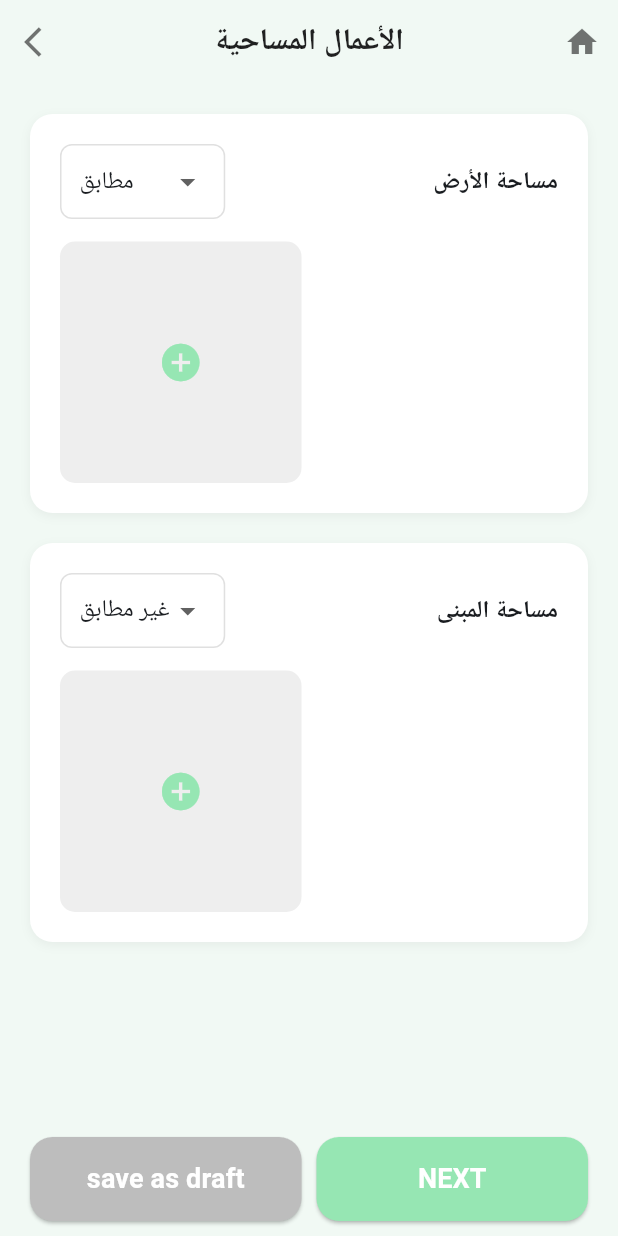
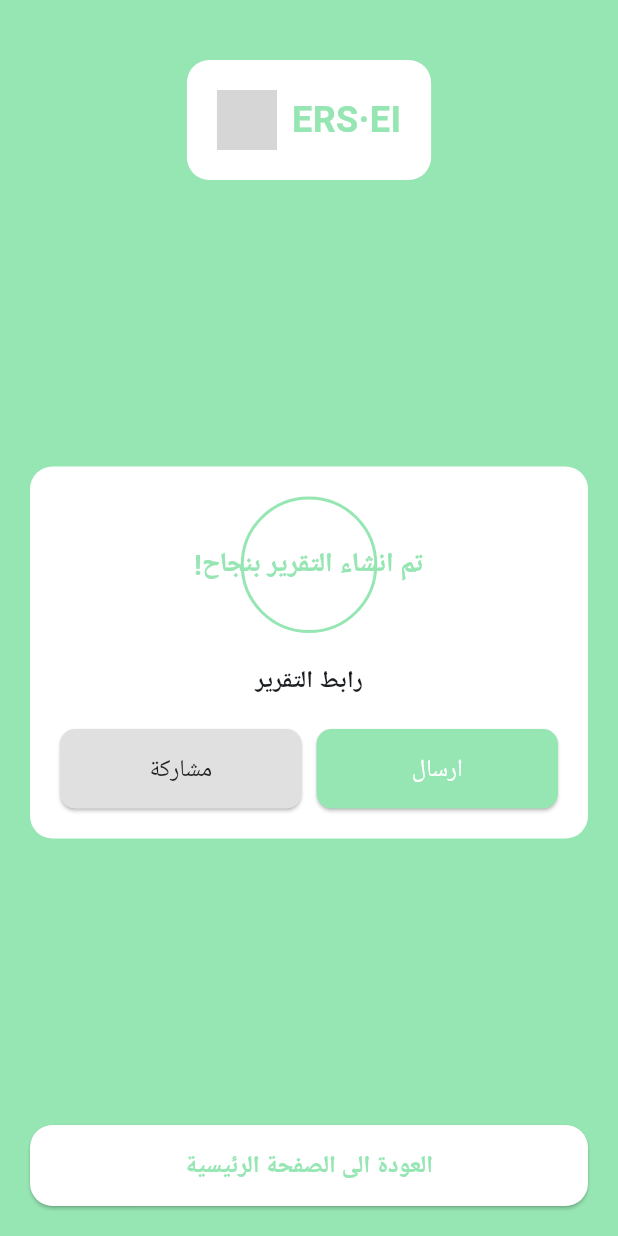
Before and after one commit to b0yx/ersi_dashboard, a Flutter app: the screen it shows after launch, on a phone screen of 412 x 824 dp. Run offline on Flutter 3.47's test engine with Material 3 defaults, Android fonts, the phone set to English and light mode, and no system bars; our stand-ins replace get, image_picker; grey boxes are pictures that could not be loaded.

Commit message:
ui final

```diff
--- /dev/null
+++ b/lib/app/modules/home/bindings/report_success_binding.dart
@@ -0,0 +1,11 @@
+import 'package:get/get.dart';
+import '../controllers/report_success_controller.dart';
+
+class ReportSuccessBinding extends Bindings {
+  @override
+  void dependencies() {
+    Get.lazyPut<ReportSuccessController>(
+      () => ReportSuccessController(),
+    );
+  }
+}
--- /dev/null
+++ b/lib/app/modules/home/controllers/report_success_controller.dart
@@ -0,0 +1,17 @@
+import 'package:get/get.dart';
+
+class ReportSuccessController extends GetxController {
+  final reportLink = ''.obs;
+
+  void shareReport() {
+    // TODO: Implement share functionality
+  }
+
+  void sendReport() {
+    // TODO: Implement send functionality
+  }
+
+  void goToHome() {
+    Get.offAllNamed('/home');
+  }
+}
--- /dev/null
+++ b/lib/app/modules/home/views/report_success_view.dart
@@ -0,0 +1,169 @@
+import 'package:flutter/material.dart';
+import 'package:get/get.dart';
+
+class ReportSuccessView extends StatelessWidget {
+  const ReportSuccessView({Key? key}) : super(key: key);
+
+  @override
+  Widget build(BuildContext context) {
+    return Scaffold(
+      backgroundColor: const Color(0xFF96E6B3),
+      body: SafeArea(
+        child: Container(
+          padding: const EdgeInsets.symmetric(horizontal: 20),
+          width: double.infinity,
+          child: Column(
+            crossAxisAlignment: CrossAxisAlignment.center,
+            children: [
+              const SizedBox(height: 40),
+              // Logo
+              Container(
+                padding: const EdgeInsets.all(20),
+                decoration: BoxDecoration(
+                  color: Colors.white,
+                  borderRadius: BorderRadius.circular(15),
+                ),
+                child: Row(
+                  mainAxisAlignment: MainAxisAlignment.center,
+                  mainAxisSize: MainAxisSize.min,
+                  children: [
+                    Image.asset(
+                      'assets/images/ers.eilogo.png',
+                      height: 40,
+                      errorBuilder: (context, error, stackTrace) {
+                        return Container(
+                          height: 40,
+                          width: 40,
+                          color: Colors.grey[300],
+                          child: const Icon(Icons.image),
+                        );
+                      },
+                    ),
+                    const SizedBox(width: 10),
+                    const Text(
+                      'ERS·EI',
+                      style: TextStyle(
+                        fontSize: 24,
+                        fontWeight: FontWeight.bold,
+                        color: Color(0xFF96E6B3),
+                      ),
+                    ),
+                  ],
+                ),
+              ),
+              const Spacer(),
+              // Success Card
+              Container(
+                width: double.infinity,
+                padding: const EdgeInsets.all(20),
+                decoration: BoxDecoration(
+                  color: Colors.white,
+                  borderRadius: BorderRadius.circular(15),
+                ),
+                child: Column(
+                  children: [
+                    Container(
+                      padding: const EdgeInsets.all(30),
+                      decoration: BoxDecoration(
+                        shape: BoxShape.circle,
+                        border: Border.all(
+                          color: const Color(0xFF96E6B3),
+                          width: 2,
+                        ),
+                      ),
+                      child: const Text(
+                        '!تم انشاء التقرير بنجاح',
+                        textAlign: TextAlign.center,
+                        style: TextStyle(
+                          fontSize: 18,
+                          fontWeight: FontWeight.bold,
+                          color: Color(0xFF96E6B3),
+                        ),
+                      ),
+                    ),
+                    const SizedBox(height: 20),
+                    const Text(
+                      'رابط التقرير',
+                      style: TextStyle(
+                        fontSize: 16,
+                        fontWeight: FontWeight.bold,
+                      ),
+                    ),
+                    const SizedBox(height: 20),
+                    Row(
+                      children: [
+                        Expanded(
+                          child: ElevatedButton(
+                            onPressed: () {},
+                            style: ElevatedButton.styleFrom(
+                              backgroundColor: Colors.grey[300],
+                              padding: const EdgeInsets.symmetric(vertical: 15),
+                              shape: RoundedRectangleBorder(
+                                borderRadius: BorderRadius.circular(10),
+                              ),
+                            ),
+                            child: const Text(
+                              'مشاركة',
+                              style: TextStyle(
+                                color: Colors.black87,
+                                fontSize: 16,
+                              ),
+                            ),
+                          ),
+                        ),
+                        const SizedBox(width: 10),
+                        Expanded(
+                          child: ElevatedButton(
+                            onPressed: () {},
+                            style: ElevatedButton.styleFrom(
+                              backgroundColor: const Color(0xFF96E6B3),
+                              padding: const EdgeInsets.symmetric(vertical: 15),
+                              shape: RoundedRectangleBorder(
+                                borderRadius: BorderRadius.circular(10),
+                              ),
+                            ),
+                            child: const Text(
+                              'ارسال',
+                              style: TextStyle(
+                                color: Colors.white,
+                                fontSize: 16,
+                              ),
+                            ),
+                          ),
+                        ),
+                      ],
+                    ),
+                  ],
+                ),
+              ),
+              const Spacer(),
+              // Home Button
+              SizedBox(
+                width: double.infinity,
+                child: ElevatedButton(
+                  onPressed: () => Get.offAllNamed('/home'),
+                  style: ElevatedButton.styleFrom(
+                    backgroundColor: Colors.white,
+                    padding: const EdgeInsets.symmetric(vertical: 15),
+                    shape: RoundedRectangleBorder(
+                      borderRadius: BorderRadius.circular(15),
+                    ),
+                  ),
+                  child: const Text(
+                    'العودة الى الصفحة الرئيسية',
+                    style: TextStyle(
+                      color: Color(0xFF96E6B3),
+                      fontSize: 16,
+                      fontWeight: FontWeight.bold,
+                    ),
+                  ),
+                ),
+              ),
+              const SizedBox(height: 20),
+            ],
+          ),
+        ),
+      ),
+    );
+  }
+}
--- a/lib/app/routes/app_pages.dart
+++ b/lib/app/routes/app_pages.dart
@@ -7,6 +7,7 @@ import 'package:ersei/app/modules/home/views/geotechnical_inspection_view.dart';
 import 'package:ersei/app/modules/home/views/mechanical_inspection_view.dart';
 import 'package:ersei/app/modules/home/views/electrical_inspection_view.dart';
 import 'package:ersei/app/modules/home/views/survey_works_view.dart';
+import 'package:ersei/app/modules/home/views/report_success_view.dart';
 import 'package:get/get.dart';
 import '../modules/home/bindings/home_binding.dart';
 import '../modules/home/bindings/create_project_binding.dart';
@@ -17,6 +18,7 @@ import '../modules/home/bindings/geotechnical_inspection_binding.dart';
 import '../modules/home/bindings/mechanical_inspection_binding.dart';
 import '../modules/home/bindings/electrical_inspection_binding.dart';
 import '../modules/home/bindings/survey_works_binding.dart';
+import '../modules/home/bindings/report_success_binding.dart';
 
 part 'app_routes.dart';
 
@@ -71,5 +73,10 @@ class AppPages {
       page: () => const SurveyWorksView(),
       binding: SurveyWorksBinding(),
     ),
+    GetPage(
+      name: _Paths.REPORT_SUCCESS,
+      page: () => const ReportSuccessView(),
+      binding: ReportSuccessBinding(),
+    ),
   ];
 }
--- a/lib/app/routes/app_routes.dart
+++ b/lib/app/routes/app_routes.dart
@@ -11,6 +11,8 @@ abstract class Routes {
   static const MECHANICAL_INSPECTION = _Paths.MECHANICAL_INSPECTION;
   static const ELECTRICAL_INSPECTION = _Paths.ELECTRICAL_INSPECTION;
   static const SURVEY_WORKS = _Paths.SURVEY_WORKS;
+  // ignore: constant_identifier_names
+  static const REPORT_SUCCESS = _Paths.REPORT_SUCCESS;
 }
 
 abstract class _Paths {
@@ -24,4 +26,6 @@ abstract class _Paths {
   static const MECHANICAL_INSPECTION = '/mechanical-inspection';
   static const ELECTRICAL_INSPECTION = '/electrical-inspection';
   static const SURVEY_WORKS = '/survey-works';
+  // ignore: constant_identifier_names
+  static const REPORT_SUCCESS = '/report-success';
 }
--- a/lib/main.dart
+++ b/lib/main.dart
@@ -19,7 +19,7 @@ class MyApp extends StatelessWidget {
         useMaterial3: true,
       ),
       debugShowCheckedModeBanner: false,
-      initialRoute: Routes.SURVEY_WORKS,
+      initialRoute: Routes.REPORT_SUCCESS,
       getPages: AppPages.routes,
       home: const HomeView(),
     );
--- a/pubspec.yaml
+++ b/pubspec.yaml
@@ -55,6 +55,7 @@ dev_dependencies:
 flutter:
   assets:
     - images/
+
   uses-material-design: true
 
   # To add custom fonts to your application, add a fonts section here,
```
